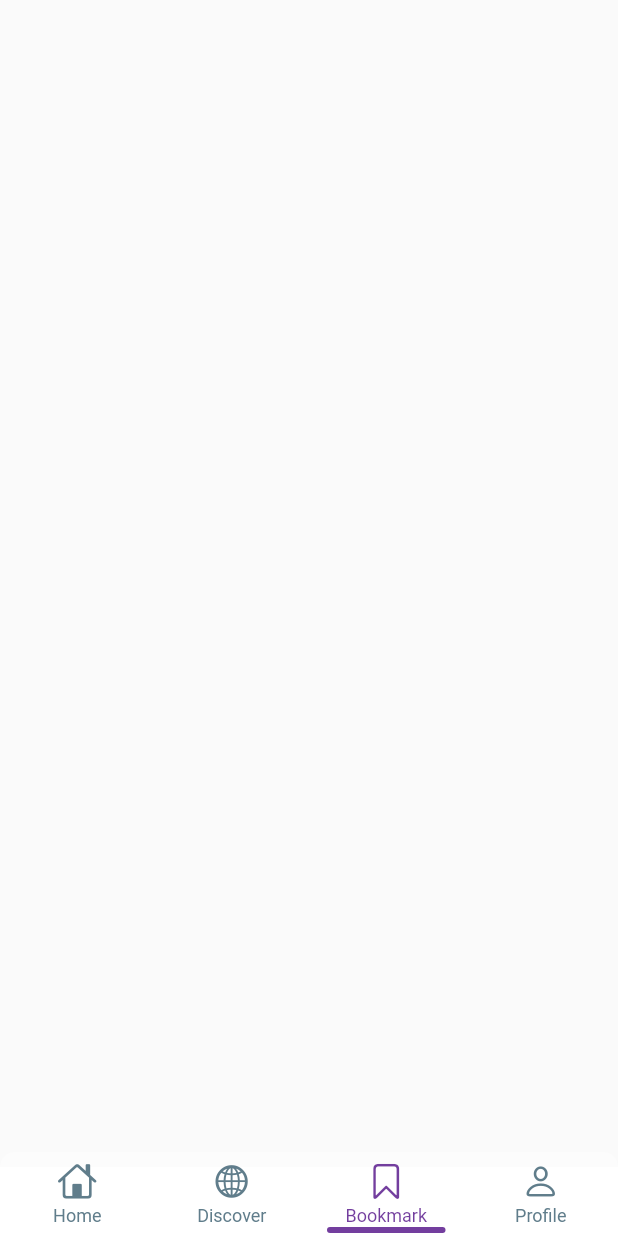
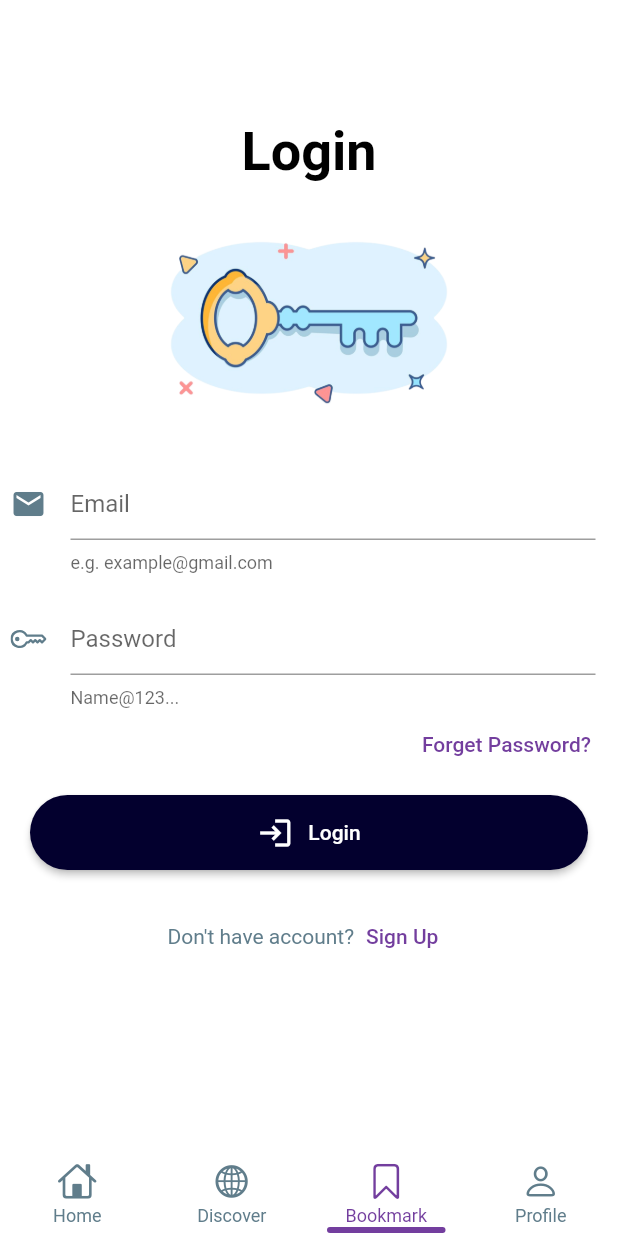
Before and after one commit to Shashank-Sahu8/News-App, a Flutter app: the screen it shows after launch, item 3 of the bottom bar chosen, on a phone screen of 412 x 824 dp. Run offline on Flutter 3.47's test engine with Material 2 defaults, Android fonts, the phone set to English and light mode, and no system bars; drawn by our look-alikes of persistent_bottom_nav_bar; our stand-ins replace carousel_slider, firebase_auth, firebase_core, flutter_html, flutter_local_notifications, flutter_spinkit and 8 more; missing offline and left inert: animated_typing, flutter_animated_loadingkit; accounts and stored records are empty; network calls fail.

Commit message:
News App

```diff
--- a/lib/Bottom nav/bookmark.dart
+++ b/lib/Bottom nav/bookmark.dart
@@ -1,4 +1,5 @@
 import 'package:flutter/material.dart';
+import 'package:news_app/auth/login.dart';
 
 class bookmark extends StatefulWidget {
   const bookmark({super.key});
--- /dev/null
+++ b/lib/auth/if_login.dart
@@ -0,0 +1,26 @@
+import 'package:flutter/material.dart';
+import 'package:firebase_auth/firebase_auth.dart';
+import 'package:news_app/Bottom%20nav/bookmark.dart';
+import 'package:news_app/auth/login.dart';
+class islogein extends StatelessWidget {
+  const islogein({super.key});
+
+  @override
+  Widget build(BuildContext context) {
+    return Scaffold(
+      body: StreamBuilder<User?>(
+        stream: FirebaseAuth.instance.authStateChanges(),
+        builder: (context,snapshort){
+          if(snapshort.hasData)
+          {
+            return bookmark();
+          }
+          else
+          {
+            return login();
+          }
+        },
+      ),
+    );
+  }
+}
--- /dev/null
+++ b/lib/auth/login.dart
@@ -0,0 +1,141 @@
+import 'package:firebase_auth/firebase_auth.dart';
+import 'package:flutter/material.dart';
+import 'package:fluttertoast/fluttertoast.dart';
+import 'package:google_sign_in/google_sign_in.dart';
+import 'package:icons_plus/icons_plus.dart';
+import 'package:news_app/auth/forgetpassword.dart';
+import 'package:news_app/auth/signup.dart';
+class login extends StatefulWidget {
+  const login({super.key});
+
+  @override
+  State<login> createState() => _loginState();
+}
+
+class _loginState extends State<login> {
+  final FirebaseAuth _auth = FirebaseAuth.instance;
+  bool loading=false;
+  final _formfield=GlobalKey<FormState>();
+  final emailcontroller=TextEditingController();
+  final password=TextEditingController();
+
+  void login() async{
+    showDialog(context: context, builder: (context){return const Center(child: CircularProgressIndicator(),);});
+    setState(() {
+      loading=true;
+    });
+    await _auth.signInWithEmailAndPassword(email: emailcontroller.text, password: password.text.toString()).then((value){
+      utils().toastmess("Login Successfully");
+      Navigator.pop(context);
+      //LocalNotifications.showSimpleNotification(title: 'To_Do',body: 'Successful Log In',payload: 'hello');
+      setState(() {
+        loading=false ;
+      });
+      //Navigator.push(context, MaterialPageRoute(builder: (context)=>pagepage()));
+      utils().toastmess(value.user!.email.toString());}).onError((error, stackTrace) {
+      setState(() {
+        Navigator.pop(context);
+        loading=false;
+      });debugPrint(error.toString());utils().toastmess(error.toString());});
+  }
+
+  @override
+  Widget build(BuildContext context) {
+    return Scaffold(
+      backgroundColor: Theme.of(context).colorScheme.background,
+      body: Container(
+        child: SingleChildScrollView(
+          scrollDirection: Axis.vertical,
+          child: Column(
+            mainAxisAlignment: MainAxisAlignment.center,
+            crossAxisAlignment: CrossAxisAlignment.center,
+            children: [
+              SizedBox(height: 80,),
+              Text("Login",textAlign: TextAlign.center,style: TextStyle(fontSize: 36,fontWeight: FontWeight.w700,color: Theme.of(context).colorScheme.onPrimaryContainer),),
+              SizedBox(height: 30,),
+              Container(height:120,child: Image.asset('assets/ioio-removebg-preview.png',fit: BoxFit.cover,)),
+              SizedBox(height: 40,),
+              Form(
+                  key: _formfield,
+                  child: Padding(
+                    padding: const EdgeInsets.only(right: 15.0,left: 7.0),
+                    child: Column(
+
+                      children: [
+                        TextFormField(
+                          keyboardType: TextInputType.emailAddress,
+                          cursorColor: Theme.of(context).colorScheme.tertiary,
+                          controller: emailcontroller,
+                          decoration: InputDecoration(
+                              hintText: "Email",
+                              helperText: "e.g. example@gmail.com",
+                              icon: Icon(Icons.email,color: Colors.blueGrey,)),
+                          validator: (value){if(value!.isEmpty){return 'Enter email';}return null;},
+                        ),
+                        SizedBox(
+                          height: 20,
+                        ),
+                        TextFormField(
+                          keyboardType: TextInputType.text,
+                          cursorColor: Theme.of(context).colorScheme.tertiary,
+                          obscureText: true,
+                          controller: password,
+                          decoration: InputDecoration(
+                              hintText: "Password",
+                              helperText: "Name@123...",
+                              icon: Icon(Bootstrap.key,color: Colors.blueGrey,)),
+                          validator: (value){if(value!.isEmpty){return 'Enter password';}return null;},
+                        )
+                      ],
+                    ),
+                  )
+              ),
+              Padding(
+                padding: const EdgeInsets.only(right: 10.0),
+                child: Row(mainAxisAlignment: MainAxisAlignment.end,
+                  children: [
+                    TextButton(onPressed: (){Navigator.push(context, MaterialPageRoute(builder: (context)=>forgetpass()));}, child: Text("Forget Password?",style: TextStyle(color: Theme.of(context).colorScheme.tertiary),)),
+                  ],
+                ),
+              ),
+              Padding(
+                padding: const EdgeInsets.only(left:20.0,top: 10,right: 20.0,bottom: 20.0),
+                child: ElevatedButton(style: ElevatedButton.styleFrom(backgroundColor: Color(0xff03002e),shape: RoundedRectangleBorder(borderRadius: BorderRadius.circular(30))) ,
+
+                    onPressed: (){
+                      if(_formfield.currentState!.validate()){
+                        login();
+                      }
+                    }
+
+                    , child: Container(height: 50,child: Row(crossAxisAlignment: CrossAxisAlignment.center,mainAxisAlignment: MainAxisAlignment.center,children: [Icon(Icons.login),SizedBox(width: 10,),Text("Login")],),)),
+              ),
+              Row(mainAxisAlignment: MainAxisAlignment.center,
+                children: [
+                  Text("Don't have account?",style: TextStyle(color: Colors.blueGrey),),
+                  TextButton(onPressed: (){Navigator.push(context, MaterialPageRoute(builder: (context)=>signup()));}, child: Text("Sign Up",style: TextStyle(color: Theme.of(context).colorScheme.tertiary),))
+                ],
+              )
+            ],
+          ),
+        ),
+      ),
+    );
+  }
+}
+class utils{
+
+  toastmess(String message)
+  {
+    Fluttertoast.showToast(
+        msg: message,
+        toastLength: Toast.LENGTH_SHORT,
+        gravity: ToastGravity.BOTTOM,
+        timeInSecForIosWeb: 1,
+        backgroundColor: Colors.grey[700],
+        textColor: Colors.orange,
+        fontSize: 16.0
+    );
+  }
+
+}
--- a/lib/home_screen.dart
+++ b/lib/home_screen.dart
@@ -10,6 +10,7 @@ import 'package:news_app/Theme/themeprovider.dart';
 import 'package:persistent_bottom_nav_bar/persistent_tab_view.dart';
 import 'package:provider/provider.dart';
 
+import 'auth/if_login.dart';
 import 'notifications.dart';
 
 
@@ -27,7 +28,7 @@ class _home_pageState extends State<home_page> {
     return [
       home(),
       discover(),
-      bookmark(),
+      islogein(),
       accounts(),
     ];
   }
```
Also changed, not shown: lib/Bottom nav/Accounts.dart (+52 -4 lines), lib/auth/forgetpassword.dart (added, +80 -0 lines), lib/auth/signup.dart (added, +165 -0 lines), lib/main.dart (+8 -1 lines), pubspec.yaml (+9 -0 lines), assets/ioio-removebg-preview.png (added), assets/key-with-padlock-icon-in-comic-style-access-login-vector-cartoon-illustration-pictogram-lock-keyhole-business-concept-splash-effect-rbc5ej-removebg-preview.png (added), assets/questionmark_image-removebg-preview.png (added), lib/firebase_options.dart (added), pubspec.lock, 9 other files.
